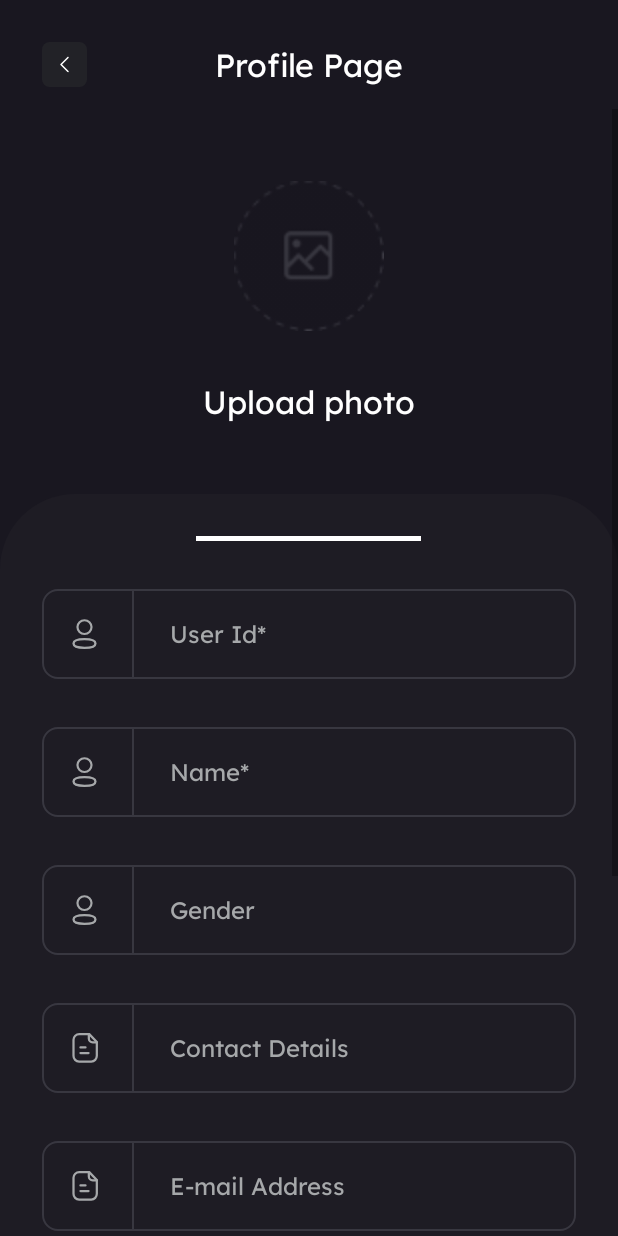
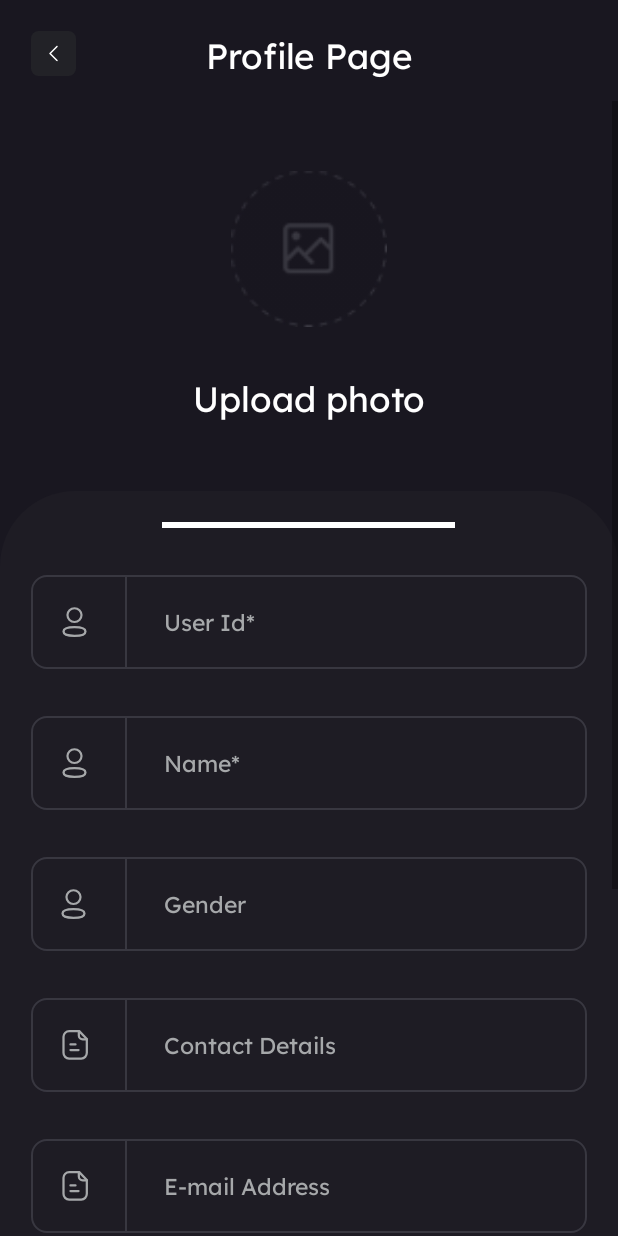
Before and after one commit to siddhantdrk/Instagram_Clone, an Android app: the UserProfileActivity screen opened directly, with no data from a screen before it, on a phone screen of 412 x 824 dp. Run offline under Robolectric (Android 15) with nearby library versions, the phone set to English and light mode, and no system bars; our stand-ins replace CircleImageView, sdp/ssp sizes.

Commit message:
sdp and ssp added

```diff
--- a/app/build.gradle
+++ b/app/build.gradle
@@ -45,4 +45,7 @@ dependencies {
     androidTestImplementation 'androidx.test.espresso:espresso-core:3.4.0'
     //circular ImageView
     implementation 'de.hdodenhof:circleimageview:3.1.0'
+    //Scalable DP and SP
+    implementation 'com.intuit.sdp:sdp-android:1.0.6'
+    implementation 'com.intuit.ssp:ssp-android:1.0.6'
 }
--- a/app/src/main/res/drawable/splash_background.xml
+++ b/app/src/main/res/drawable/splash_background.xml
@@ -8,8 +8,8 @@
     </item>
 
     <item
-        android:width="234dp"
-        android:height="109dp"
+        android:width="@dimen/_220sdp"
+        android:height="@dimen/_100sdp"
         android:drawable="@drawable/splash_logo"
         android:gravity="center"></item>
 
--- a/app/src/main/res/layout/activity_user_profile.xml
+++ b/app/src/main/res/layout/activity_user_profile.xml
@@ -5,14 +5,14 @@
     android:layout_width="match_parent"
     android:layout_height="match_parent"
     android:background="@color/primaryColor"
-    android:paddingTop="28dp"
+    android:paddingTop="@dimen/_16sdp"
     tools:context=".ui.UserProfileActivity">
 
     <ImageView
         android:id="@+id/backIv"
         android:layout_width="wrap_content"
         android:layout_height="wrap_content"
-        android:layout_marginStart="28dp"
+        android:layout_marginStart="@dimen/_16sdp"
         android:src="@drawable/ic_back_arrow"
         app:layout_constraintStart_toStartOf="parent"
         app:layout_constraintTop_toTopOf="parent"
@@ -27,7 +27,7 @@
         android:gravity="center"
         android:text="@string/profile_page"
         android:textColor="@color/white"
-        android:textSize="21sp"
+        android:textSize="@dimen/_18ssp"
         app:layout_constraintEnd_toEndOf="parent"
         app:layout_constraintStart_toStartOf="parent"
         app:layout_constraintTop_toTopOf="parent" />
@@ -35,7 +35,7 @@
     <ScrollView
         android:layout_width="match_parent"
         android:layout_height="0dp"
-        android:layout_marginTop="16dp"
+        android:layout_marginTop="@dimen/_12sdp"
         app:layout_constraintBottom_toBottomOf="parent"
         app:layout_constraintEnd_toEndOf="parent"
         app:layout_constraintStart_toStartOf="parent"
@@ -47,10 +47,10 @@
 
             <de.hdodenhof.circleimageview.CircleImageView
                 android:id="@+id/photoCiv"
-                android:layout_width="100dp"
-                android:layout_height="100dp"
+                android:layout_width="@dimen/_80sdp"
+                android:layout_height="@dimen/_80sdp"
                 android:layout_marginHorizontal="28dp"
-                android:layout_marginTop="48dp"
+                android:layout_marginTop="@dimen/_36sdp"
                 android:background="@drawable/upload_photo"
                 app:layout_constraintEnd_toEndOf="parent"
                 app:layout_constraintStart_toStartOf="parent"
@@ -60,12 +60,12 @@
                 android:id="@+id/uploadPhotoTv"
                 android:layout_width="wrap_content"
                 android:layout_height="wrap_content"
-                android:layout_marginHorizontal="28dp"
-                android:layout_marginTop="32dp"
+                android:layout_marginHorizontal="@dimen/_16sdp"
+                android:layout_marginTop="@dimen/_24sdp"
                 android:fontFamily="@font/lexenddecaregular"
                 android:text="@string/upload_photo"
                 android:textColor="@color/white"
-                android:textSize="21sp"
+                android:textSize="@dimen/_18ssp"
                 app:layout_constraintEnd_toEndOf="parent"
                 app:layout_constraintStart_toStartOf="parent"
                 app:layout_constraintTop_toBottomOf="@+id/photoCiv" />
@@ -74,19 +74,19 @@
                 android:id="@+id/inputFieldsVll"
                 android:layout_width="match_parent"
                 android:layout_height="wrap_content"
-                android:layout_marginTop="48dp"
+                android:layout_marginTop="@dimen/_36sdp"
                 android:background="@drawable/profile_page_vll_background"
                 android:orientation="vertical"
-                android:paddingHorizontal="28dp"
-                android:paddingTop="28dp"
-                android:paddingBottom="56dp"
+                android:paddingHorizontal="@dimen/_16sdp"
+                android:paddingTop="@dimen/_16sdp"
+                android:paddingBottom="@dimen/_48sdp"
                 app:layout_constraintEnd_toEndOf="parent"
                 app:layout_constraintStart_toStartOf="parent"
                 app:layout_constraintTop_toBottomOf="@+id/uploadPhotoTv">
 
                 <View
-                    android:layout_width="150dp"
-                    android:layout_height="3dp"
+                    android:layout_width="@dimen/_150sdp"
+                    android:layout_height="@dimen/_3sdp"
                     android:layout_gravity="center_horizontal"
                     android:background="@color/white" />
 
@@ -94,7 +94,7 @@
                     android:id="@+id/userIdRl"
                     android:layout_width="match_parent"
                     android:layout_height="wrap_content"
-                    android:layout_marginTop="32dp"
+                    android:layout_marginTop="@dimen/_24sdp"
                     android:background="@drawable/input_fields_background"
                     android:orientation="horizontal">
 
@@ -104,17 +104,17 @@
                         android:layout_height="wrap_content"
                         android:layout_alignParentStart="true"
                         android:layout_centerVertical="true"
-                        android:layout_marginHorizontal="20dp"
+                        android:layout_marginHorizontal="@dimen/_16sdp"
                         android:scaleType="fitXY"
                         android:src="@drawable/ic_profile"
                         tools:ignore="ContentDescription" />
 
                     <View
                         android:id="@+id/userIdDivider"
-                        android:layout_width="1dp"
-                        android:layout_height="60dp"
+                        android:layout_width="@dimen/_1sdp"
+                        android:layout_height="@dimen/_48sdp"
                         android:layout_alignParentStart="true"
-                        android:layout_marginStart="60dp"
+                        android:layout_marginStart="@dimen/_48sdp"
                         android:background="@color/inputFieldBorderColor" />
 
                     <com.google.android.material.textfield.TextInputEditText
@@ -122,7 +122,7 @@
                         android:layout_width="match_parent"
                         android:layout_height="wrap_content"
                         android:layout_centerVertical="true"
-                        android:layout_marginHorizontal="20dp"
+                        android:layout_marginHorizontal="@dimen/_16sdp"
                         android:layout_toEndOf="@id/userIdDivider"
                         android:backgroundTint="@android:color/transparent"
                         android:fontFamily="@font/lexendregular"
@@ -131,7 +131,7 @@
                         android:maxLines="1"
                         android:textColor="@color/inputFieldTextColor"
                         android:textColorHint="@color/inputFieldTextColor"
-                        android:textSize="16sp"
+                        android:textSize="@dimen/_12ssp"
                         android:theme="@style/inputFieldTextColorTieTheme" />
 
                 </RelativeLayout>
@@ -140,7 +140,7 @@
                     android:id="@+id/nameRl"
                     android:layout_width="match_parent"
                     android:layout_height="wrap_content"
-                    android:layout_marginTop="32dp"
+                    android:layout_marginTop="@dimen/_24sdp"
                     android:background="@drawable/input_fields_background"
                     android:orientation="horizontal">
 
@@ -150,17 +150,17 @@
                         android:layout_height="wrap_content"
                         android:layout_alignParentStart="true"
                         android:layout_centerVertical="true"
-                        android:layout_marginHorizontal="20dp"
+                        android:layout_marginHorizontal="@dimen/_16sdp"
                         android:scaleType="fitXY"
                         android:src="@drawable/ic_profile"
                         tools:ignore="ContentDescription" />
 
                     <View
                         android:id="@+id/nameDivider"
-                        android:layout_width="1dp"
-                        android:layout_height="60dp"
+                        android:layout_width="@dimen/_1sdp"
+                        android:layout_height="@dimen/_48sdp"
                         android:layout_alignParentStart="true"
-                        android:layout_marginStart="60dp"
+                        android:layout_marginStart="@dimen/_48sdp"
                         android:background="@color/inputFieldBorderColor" />
 
                     <com.google.android.material.textfield.TextInputEditText
@@ -168,7 +168,7 @@
                         android:layout_width="match_parent"
                         android:layout_height="wrap_content"
                         android:layout_centerVertical="true"
-                        android:layout_marginHorizontal="20dp"
+                        android:layout_marginHorizontal="@dimen/_16sdp"
                         android:layout_toEndOf="@id/nameDivider"
                         android:backgroundTint="@android:color/transparent"
                         android:fontFamily="@font/lexendregular"
@@ -177,7 +177,7 @@
                         android:maxLines="1"
                         android:textColor="@color/inputFieldTextColor"
                         android:textColorHint="@color/inputFieldTextColor"
-                        android:textSize="16sp"
+                        android:textSize="@dimen/_12ssp"
                         android:theme="@style/inputFieldTextColorTieTheme" />
 
                 </RelativeLayout>
@@ -186,7 +186,7 @@
                     android:id="@+id/genderRl"
                     android:layout_width="match_parent"
                     android:layout_height="wrap_content"
-                    android:layout_marginTop="32dp"
+                    android:layout_marginTop="@dimen/_24sdp"
                     android:background="@drawable/input_fields_background"
                     android:orientation="horizontal">
 
@@ -203,10 +203,10 @@
 
                     <View
                         android:id="@+id/genderDivider"
-                        android:layout_width="1dp"
-                        android:layout_height="60dp"
+                        android:layout_width="@dimen/_1sdp"
+                        android:layout_height="@dimen/_48sdp"
                         android:layout_alignParentStart="true"
-                        android:layout_marginStart="60dp"
+                        android:layout_marginStart="@dimen/_48sdp"
                         android:background="@color/inputFieldBorderColor" />
 
                     <com.google.android.material.textfield.TextInputEditText
@@ -214,7 +214,7 @@
                         android:layout_width="match_parent"
                         android:layout_height="wrap_content"
                         android:layout_centerVertical="true"
-                        android:layout_marginHorizontal="20dp"
+                        android:layout_marginHorizontal="@dimen/_16sdp"
                         android:layout_toEndOf="@id/genderDivider"
                         android:backgroundTint="@android:color/transparent"
                         android:fontFamily="@font/lexendregular"
@@ -223,7 +223,7 @@
                         android:maxLines="1"
                         android:textColor="@color/inputFieldTextColor"
                         android:textColorHint="@color/inputFieldTextColor"
-                        android:textSize="16sp"
+                        android:textSize="@dimen/_12ssp"
                         android:theme="@style/inputFieldTextColorTieTheme" />
 
                 </RelativeLayout>
@@ -233,7 +233,7 @@
                     android:id="@+id/contactRl"
                     android:layout_width="match_parent"
                     android:layout_height="wrap_content"
-                    android:layout_marginTop="32dp"
+                    android:layout_marginTop="@dimen/_24sdp"
                     android:background="@drawable/input_fields_background"
                     android:orientation="horizontal">
 
@@ -243,7 +243,7 @@
                         android:layout_height="wrap_content"
                         android:layout_alignParentStart="true"
                         android:layout_centerVertical="true"
-                        android:layout_marginHorizontal="20dp"
+                        android:layout_marginHorizontal="@dimen/_16sdp"
                         android:scaleType="fitXY"
                         android:src="@drawable/ic_contact_details"
                         tools:ignore="ContentDescription" />
@@ -251,9 +251,9 @@
                     <View
                         android:id="@+id/contactDivider"
                         android:layout_width="1dp"
-                        android:layout_height="60dp"
+                        android:layout_height="@dimen/_48sdp"
                         android:layout_alignParentStart="true"
-                        android:layout_marginStart="60dp"
+                        android:layout_marginStart="@dimen/_48sdp"
                         android:background="@color/inputFieldBorderColor" />
 
                     <com.google.android.material.textfield.TextInputEditText
@@ -261,7 +261,7 @@
                         android:layout_width="match_parent"
                         android:layout_height="wrap_content"
                         android:layout_centerVertical="true"
-                        android:layout_marginHorizontal="20dp"
+                        android:layout_marginHorizontal="@dimen/_16sdp"
                         android:layout_toEndOf="@id/contactDivider"
                         android:backgroundTint="@android:color/transparent"
                         android:fontFamily="@font/lexendregular"
@@ -270,7 +270,7 @@
                         android:maxLines="1"
                         android:textColor="@color/inputFieldTextColor"
                         android:textColorHint="@color/inputFieldTextColor"
-                        android:textSize="16sp"
+                        android:textSize="@dimen/_12ssp"
                         android:theme="@style/inputFieldTextColorTieTheme" />
 
                 </RelativeLayout>
@@ -280,7 +280,7 @@
                     android:id="@+id/emailRl"
                     android:layout_width="match_parent"
                     android:layout_height="wrap_content"
-                    android:layout_marginTop="32dp"
+                    android:layout_marginTop="@dimen/_24sdp"
                     android:background="@drawable/input_fields_background"
                     android:orientation="horizontal">
 
@@ -290,17 +290,17 @@
                         android:layout_height="wrap_content"
                         android:layout_alignParentStart="true"
                         android:layout_centerVertical="true"
-                        android:layout_marginHorizontal="20dp"
+                        android:layout_marginHorizontal="@dimen/_16sdp"
                         android:scaleType="fitXY"
                         android:src="@drawable/ic_contact_details"
                         tools:ignore="ContentDescription" />
 
                     <View
                         android:id="@+id/emailDivider"
-                        android:layout_width="1dp"
-                        android:layout_height="60dp"
+                        android:layout_width="@dimen/_1sdp"
+                        android:layout_height="@dimen/_48sdp"
                         android:layout_alignParentStart="true"
-                        android:layout_marginStart="60dp"
+                        android:layout_marginStart="@dimen/_48sdp"
                         android:background="@color/inputFieldBorderColor" />
 
                     <com.google.android.material.textfield.TextInputEditText
@@ -308,7 +308,7 @@
                         android:layout_width="match_parent"
                         android:layout_height="wrap_content"
                         android:layout_centerVertical="true"
-                        android:layout_marginHorizontal="20dp"
+                        android:layout_marginHorizontal="@dimen/_16sdp"
                         android:layout_toEndOf="@id/emailDivider"
                         android:backgroundTint="@android:color/transparent"
                         android:fontFamily="@font/lexendregular"
@@ -317,7 +317,7 @@
                         android:maxLines="1"
                         android:textColor="@color/inputFieldTextColor"
                         android:textColorHint="@color/inputFieldTextColor"
-                        android:textSize="16sp"
+                        android:textSize="@dimen/_12ssp"
                         android:theme="@style/inputFieldTextColorTieTheme" />
 
                 </RelativeLayout>
@@ -327,7 +327,7 @@
                     android:id="@+id/passwordRl"
                     android:layout_width="match_parent"
                     android:layout_height="wrap_content"
-                    android:layout_marginTop="32dp"
+                    android:layout_marginTop="@dimen/_24sdp"
                     android:background="@drawable/input_fields_background"
                     android:orientation="horizontal">
 
@@ -337,17 +337,17 @@
                         android:layout_height="wrap_content"
                         android:layout_alignParentStart="true"
                         android:layout_centerVertical="true"
-                        android:layout_marginHorizontal="20dp"
+                        android:layout_marginHorizontal="@dimen/_16sdp"
                         android:scaleType="fitXY"
                         android:src="@drawable/ic_password"
                         tools:ignore="ContentDescription" />
 
                     <View
                         android:id="@+id/passwordDivider"
-                        android:layout_width="1dp"
-                        android:layout_height="60dp"
+                        android:layout_width="@dimen/_1sdp"
+                        android:layout_height="@dimen/_48sdp"
                         android:layout_alignParentStart="true"
-                        android:layout_marginStart="60dp"
+                        android:layout_marginStart="@dimen/_48sdp"
                         android:background="@color/inputFieldBorderColor" />
 
                     <com.google.android.material.textfield.TextInputEditText
@@ -355,7 +355,7 @@
                         android:layout_width="match_parent"
                         android:layout_height="wrap_content"
                         android:layout_centerVertical="true"
-                        android:layout_marginHorizontal="20dp"
+                        android:layout_marginHorizontal="@dimen/_16sdp"
                         android:layout_toEndOf="@id/passwordDivider"
                         android:backgroundTint="@android:color/transparent"
                         android:fontFamily="@font/lexendregular"
@@ -364,7 +364,7 @@
                         android:maxLines="1"
                         android:textColor="@color/inputFieldTextColor"
                         android:textColorHint="@color/inputFieldTextColor"
-                        android:textSize="16sp"
+                        android:textSize="@dimen/_12ssp"
                         android:theme="@style/inputFieldTextColorTieTheme" />
 
                 </RelativeLayout>
@@ -372,21 +372,21 @@
                 <com.google.android.material.button.MaterialButton
                     android:id="@+id/signInMb"
                     android:layout_width="match_parent"
-                    android:layout_height="80dp"
-                    android:layout_marginTop="80dp"
+                    android:layout_height="@dimen/_54sdp"
+                    android:layout_marginTop="@dimen/_54sdp"
                     android:backgroundTint="@color/accentColor"
                     android:fontFamily="@font/lexenddecaregular"
                     android:text="@string/sign_up"
                     android:textAllCaps="false"
-                    android:textSize="21sp"
-                    app:cornerRadius="10dp" />
+                    android:textSize="@dimen/_16ssp"
+                    app:cornerRadius="@dimen/_10sdp" />
 
 
                 <LinearLayout
                     android:id="@+id/dontHaveAccountHll"
                     android:layout_width="match_parent"
                     android:layout_height="wrap_content"
-                    android:layout_marginTop="28dp"
+                    android:layout_marginTop="@dimen/_16sdp"
                     android:gravity="center_horizontal"
                     android:orientation="horizontal">
 
@@ -398,18 +398,18 @@
                         android:gravity="center"
                         android:text="@string/already_have_an_account"
                         android:textColor="@color/inputFieldTextColor"
-                        android:textSize="14sp" />
+                        android:textSize="@dimen/_10ssp" />
 
                     <TextView
                         android:id="@+id/SignInTv"
                         android:layout_width="wrap_content"
                         android:layout_height="wrap_content"
-                        android:layout_marginStart="4dp"
+                        android:layout_marginStart="@dimen/_3sdp"
                         android:fontFamily="@font/lexenddecaregular"
                         android:gravity="center"
                         android:text="@string/sign_in"
                         android:textColor="#FF9300"
-                        android:textSize="14sp" />
+                        android:textSize="@dimen/_10ssp" />
 
                 </LinearLayout>
 
```
Also changed, not shown: app/src/main/res/layout/activity_confirmation_code.xml (+31 -31 lines), app/src/main/res/layout/activity_forgot_password.xml (+34 -33 lines), app/src/main/res/layout/activity_login.xml (+109 -109 lines), app/src/main/res/layout/activity_reset_password.xml (+24 -24 lines), app/src/main/res/layout/activity_sign_up_options.xml (+30 -27 lines), app/src/main/res/values/strings.xml (+7 -0 lines).
